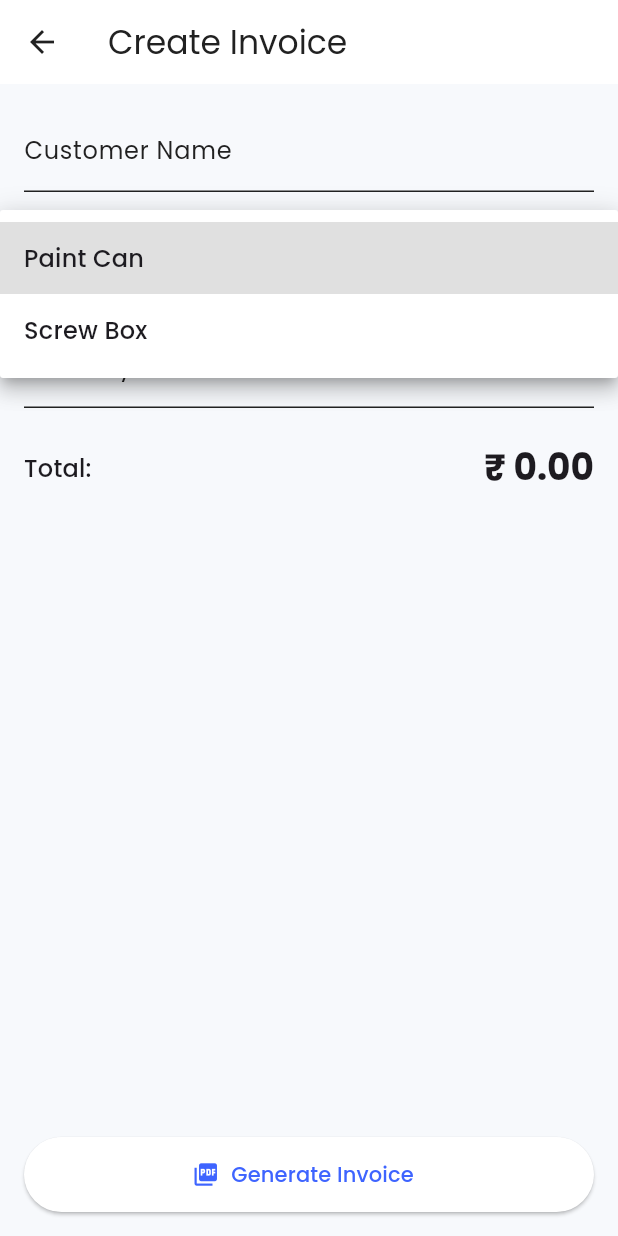
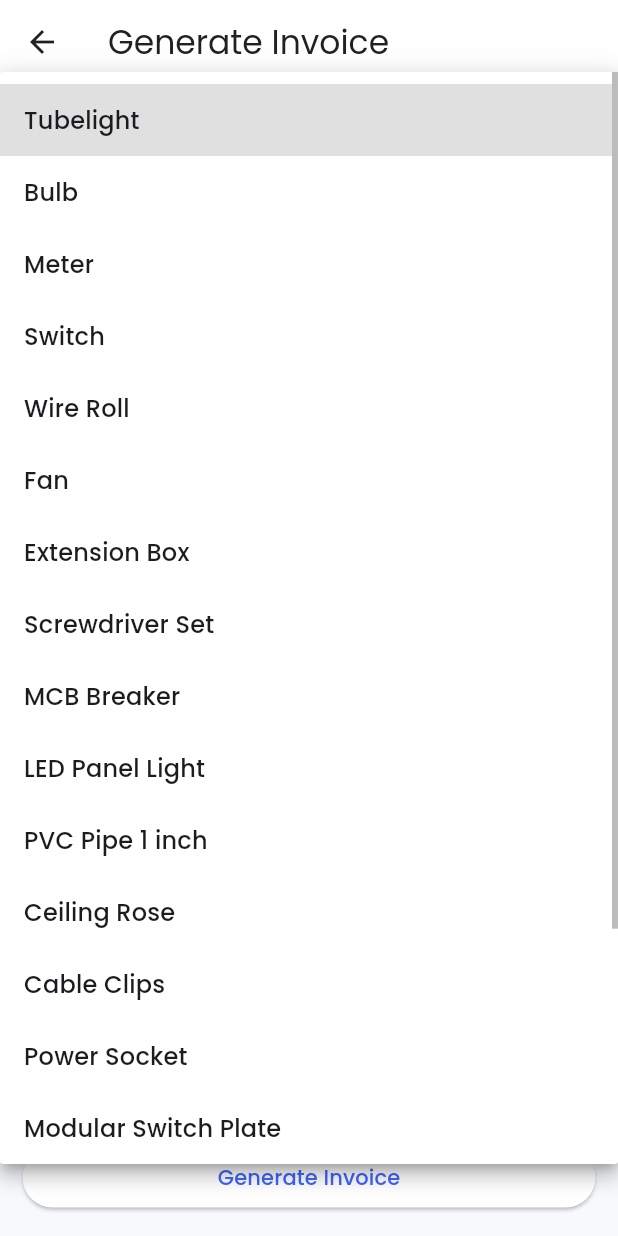
Before and after one commit to gaara40/QuickBill, a Flutter app: the NewInvoiceScreen screen opened directly, after a tap on "Select Item", on a phone screen of 412 x 824 dp. Run offline on Flutter 3.47's test engine with Material 3 defaults, Android fonts, the phone set to English and light mode, and no system bars; our stand-ins replace firebase_auth, firebase_core, flutter_riverpod, google_fonts; accounts and stored records are empty.

Commit message:
Impproved New Invoice Screen and added widgets

```diff
--- /dev/null
+++ b/lib/global_providers/available_items_provider.dart
@@ -0,0 +1,26 @@
+import 'package:flutter_riverpod/flutter_riverpod.dart';
+import 'package:quick_bill/models/invoice_item_model.dart';
+
+final availableItemsProvider = Provider<List<InvoiceItem>>((ref) {
+  return [
+    InvoiceItem(name: 'Tubelight', price: 50, qty: 1),
+    InvoiceItem(name: 'Bulb', price: 20, qty: 2),
+    InvoiceItem(name: 'Meter', price: 15, qty: 7),
+    InvoiceItem(name: 'Switch', price: 12, qty: 3),
+    InvoiceItem(name: 'Wire Roll', price: 150, qty: 1),
+    InvoiceItem(name: 'Fan', price: 1200, qty: 5),
+    InvoiceItem(name: 'Extension Box', price: 300, qty: 2),
+    InvoiceItem(name: 'Screwdriver Set', price: 180, qty: 1),
+    InvoiceItem(name: 'MCB Breaker', price: 450, qty: 1),
+    InvoiceItem(name: 'LED Panel Light', price: 600, qty: 8),
+    InvoiceItem(name: 'PVC Pipe 1 inch', price: 80, qty: 1),
+    InvoiceItem(name: 'Ceiling Rose', price: 25, qty: 1),
+    InvoiceItem(name: 'Cable Clips', price: 40, qty: 5),
+    InvoiceItem(name: 'Power Socket', price: 90, qty: 1),
+    InvoiceItem(name: 'Modular Switch Plate', price: 60, qty: 3),
+    InvoiceItem(name: 'Electric Tester', price: 70, qty: 1),
+    InvoiceItem(name: 'Multimeter', price: 950, qty: 4),
+    InvoiceItem(name: 'Conduit Bender', price: 500, qty: 1),
+    InvoiceItem(name: 'Fuse Carrier', price: 35, qty: 9),
+  ];
+});
--- /dev/null
+++ b/lib/models/invoice_item_model.dart
@@ -0,0 +1,31 @@
+class InvoiceItem {
+  final String name;
+  final double price;
+  final int qty;
+
+  const InvoiceItem({
+    required this.name,
+    required this.price,
+    required this.qty,
+  });
+
+  double get total => price * qty;
+
+  InvoiceItem copyWith({String? name, double? price, int? qty}) {
+    return InvoiceItem(
+      name: name ?? this.name,
+      price: price ?? this.price,
+      qty: qty ?? this.qty,
+    );
+  }
+
+  @override
+  bool operator ==(Object other) =>
+      identical(this, other) ||
+      other is InvoiceItem &&
+          runtimeType == other.runtimeType &&
+          name == other.name;
+
+  @override
+  int get hashCode => name.hashCode;
+}
--- a/lib/screens/new_invoice_screen.dart
+++ b/lib/screens/new_invoice_screen.dart
@@ -1,99 +1,136 @@
 import 'package:flutter/material.dart';
+import 'package:flutter_riverpod/flutter_riverpod.dart';
+import 'package:quick_bill/global_providers/available_items_provider.dart';
+import 'package:quick_bill/global_providers/invoice_provider.dart';
+import 'package:quick_bill/models/invoice_item_model.dart';
+import 'package:quick_bill/widgets/selected_item_row.dart';
 
-class NewInvoiceScreen extends StatefulWidget {
+class NewInvoiceScreen extends ConsumerStatefulWidget {
   const NewInvoiceScreen({super.key});
 
   @override
-  State<NewInvoiceScreen> createState() => _NewInvoiceScreenState();
+  ConsumerState<NewInvoiceScreen> createState() => _NewInvoiceScreenState();
 }
 
-class _NewInvoiceScreenState extends State<NewInvoiceScreen> {
-  String? selectedItem;
-  List<String> items = ['Paint Can', 'Screw Box'];
+class _NewInvoiceScreenState extends ConsumerState<NewInvoiceScreen> {
+  final customerNameController = TextEditingController();
 
-  final customerController = TextEditingController();
-
-  final quantityController = TextEditingController();
-  double total = 0;
-
-  void calculateTotal() {
-    final qty = int.tryParse(quantityController.text) ?? 0;
-    const pricePerItem = 100.0; // temp price
-    setState(() {
-      total = qty * pricePerItem;
-    });
-  }
+  bool _initialized = false;
 
   @override
   void dispose() {
-    customerController.dispose();
-    quantityController.dispose();
+    customerNameController.dispose();
+
     super.dispose();
   }
 
   @override
   Widget build(BuildContext context) {
+    final items = ref.watch(availableItemsProvider);
+    final selectedItems = ref.watch(invoiceProvider);
     final theme = Theme.of(context);
+    final subTotal = ref.watch(invoiceProvider.notifier).subTotal;
 
     return Scaffold(
-      appBar: AppBar(title: const Text("Create Invoice")),
+      appBar: AppBar(title: Text('Generate Invoice')),
       body: Padding(
-        padding: const EdgeInsets.all(16),
+        padding: const EdgeInsets.all(15),
         child: Column(
+          crossAxisAlignment: CrossAxisAlignment.start,
           children: [
-            TextFormField(
-              controller: customerController,
+            // Fixed input section
+            TextField(
+              controller: customerNameController,
+              decoration: const InputDecoration(labelText: 'Customer Name'),
+              textCapitalization: TextCapitalization.words,
+            ),
+            const SizedBox(height: 12),
+
+            DropdownButtonFormField<InvoiceItem>(
+              value: null,
+              items:
+                  items.map((item) {
+                    return DropdownMenuItem(
+                      value: item,
+                      child: Text(item.name),
+                    );
+                  }).toList(),
+              onChanged: (value) {
+                if (value != null) {
+                  ref
+                      .read(invoiceProvider.notifier)
+                      .addOrUpdate(value, context);
+                }
+              },
               decoration: const InputDecoration(
-                labelText: 'Customer Name',
-                hintText: 'Name',
+                border: UnderlineInputBorder(),
+                labelText: 'Select Item',
               ),
             ),
-            const SizedBox(height: 16),
+            const SizedBox(height: 12),
 
-            // Item Dropdown
-            DropdownButtonFormField<String>(
-              value: selectedItem,
-              decoration: const InputDecoration(labelText: "Select Item"),
-              items:
-                  items
-                      .map((i) => DropdownMenuItem(value: i, child: Text(i)))
-                      .toList(),
-              onChanged: (value) => setState(() => selectedItem = value),
+            Expanded(
+              child:
+                  selectedItems.isEmpty
+                      ? Center(
+                        child: Column(
+                          mainAxisAlignment: MainAxisAlignment.center,
+                          children: [
+                            Icon(
+                              Icons.receipt_long_outlined,
+                              size: 60,
+                              color: Colors.grey[400],
+                            ),
+                            const SizedBox(height: 12),
+                            Text(
+                              'No items added yet.',
+                              style: TextStyle(
+                                fontSize: 16,
+                                color: Colors.grey[600],
+                                fontWeight: FontWeight.w500,
+                              ),
+                            ),
+                            const SizedBox(height: 4),
+                            Text(
+                              'Select an item to begin billing.',
+                              style: TextStyle(
+                                fontSize: 14,
+                                color: Colors.grey[500],
+                              ),
+                            ),
+                          ],
+                        ),
+                      )
+                      : ListView.builder(
+                        itemCount: selectedItems.length,
+                        itemBuilder: (context, index) {
+                          final item = selectedItems[index];
+                          return SelectedItemRow(item: item);
+                        },
+                      ),
             ),
-            const SizedBox(height: 16),
 
-            // Quantity
-            TextFormField(
-              controller: quantityController,
-              keyboardType: TextInputType.number,
-              decoration: const InputDecoration(labelText: "Quantity"),
-              onChanged: (_) => calculateTotal(),
-            ),
-            const SizedBox(height: 24),
+            const Divider(thickness: 1),
 
-            // Total
             Row(
               mainAxisAlignment: MainAxisAlignment.spaceBetween,
               children: [
-                Text('Total:', style: theme.textTheme.titleMedium),
+                Text('Subtotal', style: theme.textTheme.titleMedium),
                 Text(
-                  '₹ ${total.toStringAsFixed(2)}',
-                  style: theme.textTheme.headlineSmall?.copyWith(
+                  '₹ ${subTotal.toStringAsFixed(2)}',
+                  style: theme.textTheme.titleLarge?.copyWith(
                     fontWeight: FontWeight.bold,
                   ),
                 ),
               ],
             ),
-            const Spacer(),
+            const SizedBox(height: 16),
 
-            ElevatedButton.icon(
-              onPressed: () {
-                // TODO: Save and generate invoice
-              },
-              icon: const Icon(Icons.picture_as_pdf),
-              label: const Text('Generate Invoice'),
-              style: ElevatedButton.styleFrom(
-                minimumSize: const Size.fromHeight(50),
+            SizedBox(
+              width: double.infinity,
+              child: ElevatedButton(
+                onPressed: () {},
+                child: const Text('Generate Invoice'),
               ),
             ),
           ],
@@ -101,4 +138,16 @@ class _NewInvoiceScreenState extends State<NewInvoiceScreen> {
       ),
     );
   }
+
+  @override
+  void didChangeDependencies() {
+    super.didChangeDependencies();
+    if (!_initialized) {
+      _initialized = true;
+
+      WidgetsBinding.instance.addPostFrameCallback((_) {
+        ref.read(invoiceProvider.notifier).clear();
+      });
+    }
+  }
 }
```
Also changed, not shown: lib/global_providers/invoice_provider.dart (added, +77 -0 lines), lib/screens/dashboard_screen.dart (+7 -0 lines), lib/widgets/selected_item_row.dart (added, +59 -0 lines).
